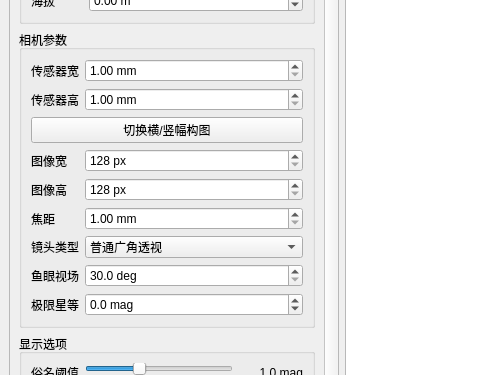
First picture: the form in meteoalign/ui/main_window.ui, repository HG731GZ/HGMeteoTool, before the edit; both pictures show x 0 to 480 and y 175 to 550 of the 1280 by 820 pixel window.
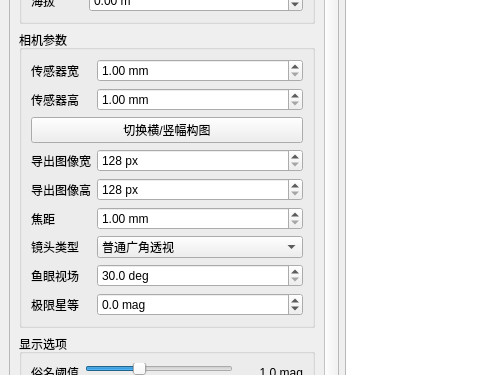
Second picture: the form after the edit.

Diff of the .ui file:
```diff
--- a/meteoalign/ui/main_window.ui
+++ b/meteoalign/ui/main_window.ui
@@ -213,7 +213,7 @@
            <item row="3" column="0">
             <widget class="QLabel" name="labelImageWidth">
              <property name="text">
-              <string>图像宽</string>
+              <string>导出图像宽</string>
              </property>
             </widget>
            </item>
@@ -233,7 +233,7 @@
            <item row="4" column="0">
             <widget class="QLabel" name="labelImageHeight">
              <property name="text">
-              <string>图像高</string>
+              <string>导出图像高</string>
              </property>
             </widget>
            </item>
```
